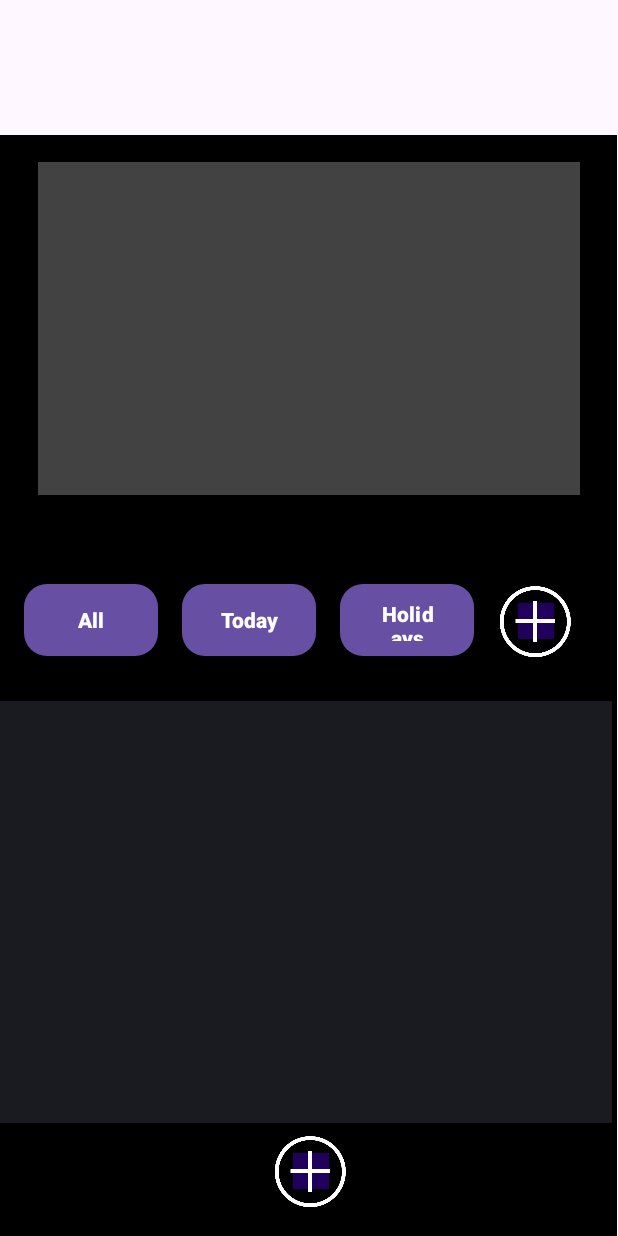
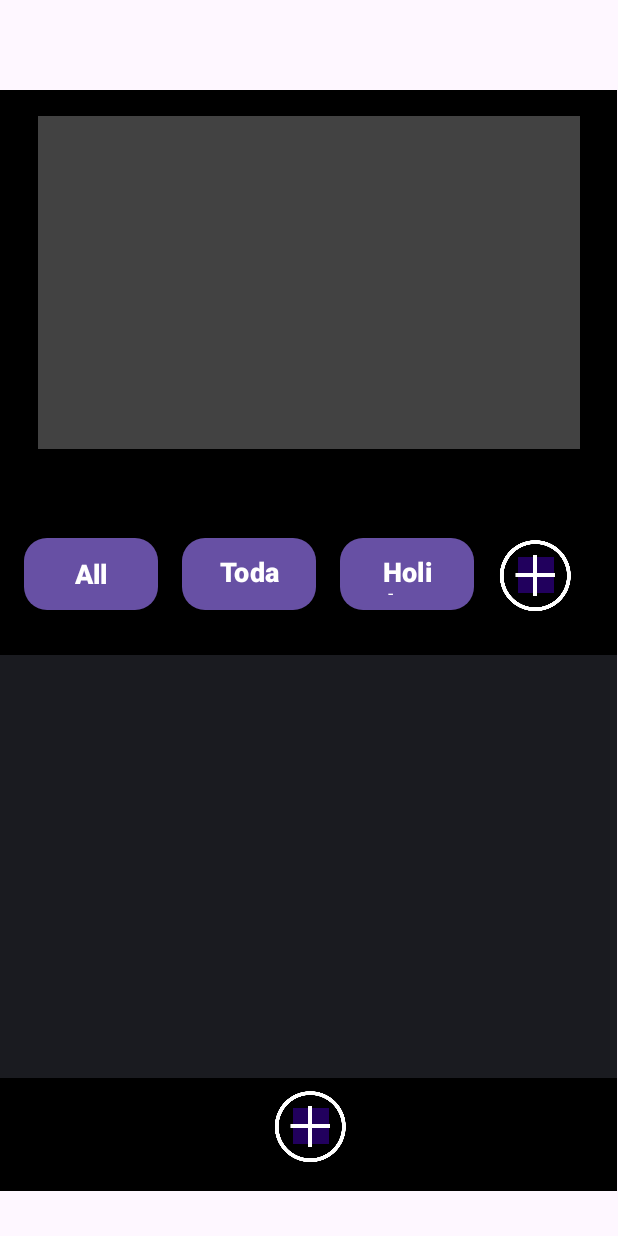
Before and after one commit to Artix67/GetItDoneOrElse, an Android app: the MainActivityArtix screen opened directly, with no data from a screen before it, on a phone screen of 412 x 824 dp. Run offline under Robolectric (Android 15) with nearby library versions, the phone set to English and light mode, and no system bars; 2 statements that could not run were skipped.

Commit message:
Cleaned up home screen
I got the event button stuff coded out and cleaned up alot of home screen visual bugs

```diff
--- a/app/src/main/java/com/example/getitdoneorelseapplication/calendar/EventEditActivity.java
+++ b/app/src/main/java/com/example/getitdoneorelseapplication/calendar/EventEditActivity.java
@@ -18,7 +18,7 @@ public class EventEditActivity extends AppCompatActivity {
 
     private LocalTime time;
     @Override
-    protected void onCreate(Bundle savedInstanceState) {
+    public void onCreate(Bundle savedInstanceState) {
         super.onCreate(savedInstanceState);
         setContentView(R.layout.activity_event_edit);
         initWidgets();
--- a/app/src/main/res/drawable/filter_button.xml
+++ b/app/src/main/res/drawable/filter_button.xml
@@ -1,7 +1,8 @@
 <?xml version="1.0" encoding="utf-8"?>
 <shape android:shape="rectangle" xmlns:android="http://schemas.android.com/apk/res/android">
 
-    <solid android:color="#202020"/>
+    <solid android:color="#383838"/>
     <corners android:radius="15dp"/>
 
+
 </shape>
--- a/app/src/main/res/layout/activity_main_artrix.xml
+++ b/app/src/main/res/layout/activity_main_artrix.xml
@@ -19,7 +19,7 @@
         app:layout_constraintLeft_toLeftOf="parent"
         app:layout_constraintRight_toRightOf="parent"
         app:layout_constraintTop_toTopOf="parent"
-        app:layout_constraintVertical_bias="1.0"
+        app:layout_constraintVertical_bias="0.666"
         app:navGraph="@navigation/mobile_navigation" />
 
 
--- a/app/src/main/res/layout/fragment_home.xml
+++ b/app/src/main/res/layout/fragment_home.xml
@@ -9,8 +9,8 @@
 
     <androidx.core.widget.NestedScrollView
         android:id="@+id/nested_calendar_event_viewer"
-        android:layout_width="408dp"
-        android:layout_height="281dp"
+        android:layout_width="411dp"
+        android:layout_height="282dp"
         android:layout_marginTop="375dp"
         android:layout_marginBottom="75dp"
         android:contentDescription="This is a nest scroll view for the events of the selected calendar day"
@@ -22,7 +22,8 @@
         app:layout_constraintStart_toStartOf="parent"
         app:layout_constraintTop_toTopOf="parent"
         app:layout_constraintVertical_bias="1.0"
-        tools:ignore="HardcodedText,RedundantDescriptionCheck">
+        tools:ignore="HardcodedText,RedundantDescriptionCheck"
+        >
 
     </androidx.core.widget.NestedScrollView>
 
@@ -35,6 +36,9 @@
         android:background="@drawable/filter_button"
         android:text="All"
         android:textColor="#FFFFFF"
+        android:textColorHighlight="#595656"
+        android:textColorLink="#616060"
+        android:textSize="27px"
         android:textStyle="bold"
         app:iconTint="#F8FFFFFF"
         app:layout_constraintBottom_toTopOf="@+id/nested_calendar_event_viewer"
@@ -50,6 +54,8 @@
         android:background="@drawable/filter_button"
         android:text="Today"
         android:textColor="#FFFFFF"
+        android:textSize="27px"
+        android:textColorLink="@color/barGray"
         android:textStyle="bold"
         app:iconTint="#F8FFFFFF"
         app:layout_constraintBottom_toTopOf="@+id/nested_calendar_event_viewer"
@@ -65,6 +71,9 @@
         android:background="@drawable/filter_button"
         android:text="Holidays"
         android:textColor="#FFFFFF"
+        android:textSize="27px"
+        android:textColorHighlight="@color/barGray"
+        android:textColorLink="@color/barGray"
         android:textStyle="bold"
         app:iconTint="#F8FFFFFF"
         app:layout_constraintBottom_toTopOf="@+id/nested_calendar_event_viewer"
@@ -90,6 +99,7 @@
         android:layout_marginEnd="26dp"
         android:layout_marginBottom="25dp"
         android:clickable="true"
+        android:contentDescription="Adds a filter for events below"
         android:foreground="@drawable/add_icon"
         android:src="@color/black"
         app:backgroundTint="#00FFFFFF"
@@ -103,6 +113,7 @@
         android:layout_marginEnd="176dp"
         android:layout_marginBottom="15dp"
         android:clickable="true"
+        android:contentDescription="Adds a new event on the current day chosen"
         android:foreground="@drawable/add_icon"
         android:src="@color/black"
         app:backgroundTint="#00FFFFFF"
```
Also changed, not shown: app/src/main/java/com/example/getitdoneorelseapplication/artix/MainActivityArtix.java (+13 -14 lines).
